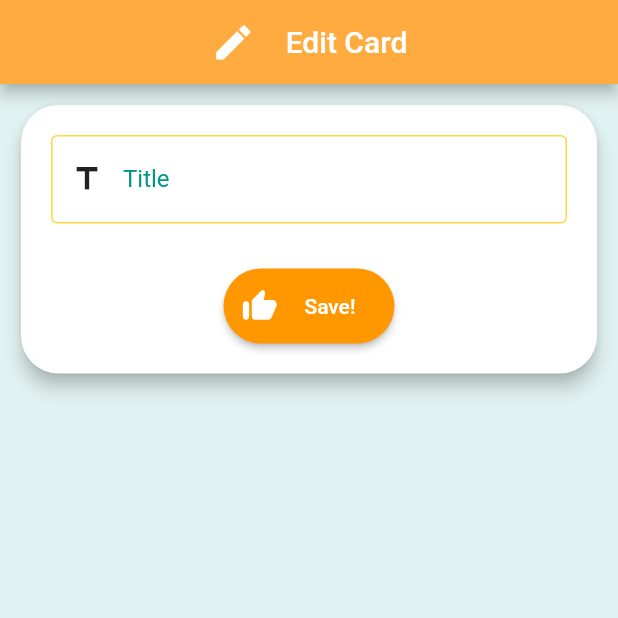
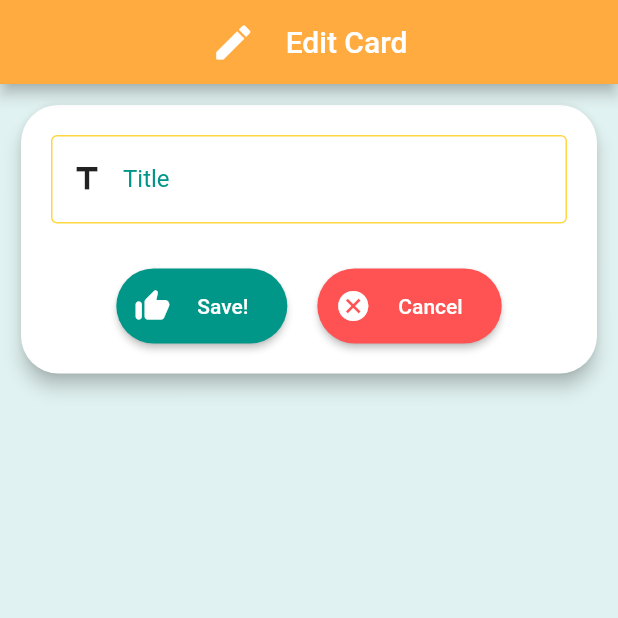
Before and after one commit to Akruzen/favourites_app, a Flutter app: the EditCard screen opened directly with empty values, on a phone screen of 412 x 824 dp, the top half of it. Run offline on Flutter 3.47's test engine with Material 2 defaults, Android fonts, the phone set to English and light mode, and no system bars; our stand-ins replace open_file, shared_preferences; missing offline and left inert: receive_sharing_intent; accounts and stored records are empty; statements that could not run were skipped.

```diff
--- a/lib/layouts/edit_card.dart
+++ b/lib/layouts/edit_card.dart
@@ -22,7 +22,9 @@ class _EditCardState extends State<EditCard> {
 
     titleController.text = widget.oldTitle;
 
-    return Scaffold(
+    return WillPopScope(
+      onWillPop: () async => false,
+      child: Scaffold(
         appBar: AppBar(
           automaticallyImplyLeading: false,
           backgroundColor: Colors.orangeAccent,
@@ -68,9 +70,12 @@ class _EditCardState extends State<EditCard> {
                           ),
                         ),
                         const SizedBox(height: 30.0,),
+                        Row(
+                          children: [
+                            const Spacer(),
                             ElevatedButton.icon(
                               style: ButtonStyle(
-                          backgroundColor: MaterialStateProperty.all(Colors.orange),
+                                backgroundColor: MaterialStateProperty.all(Colors.teal),
                                 shape: MaterialStateProperty.all<RoundedRectangleBorder>(
                                   RoundedRectangleBorder(
                                     borderRadius: BorderRadius.circular(50.0),
@@ -88,6 +93,28 @@ class _EditCardState extends State<EditCard> {
                                   Navigator.pop(context);
                                 }
                               },
+                            ),
+                            const SizedBox(width: 20.0,),
+                            ElevatedButton.icon(
+                              style: ButtonStyle(
+                                backgroundColor: MaterialStateProperty.all(Colors.redAccent),
+                                shape: MaterialStateProperty.all<RoundedRectangleBorder>(
+                                  RoundedRectangleBorder(
+                                    borderRadius: BorderRadius.circular(50.0),
+                                  ),
+                                ),
+                              ),
+                              icon: const Icon(Icons.cancel, color: Colors.white,),
+                              label: const Padding(
+                                padding: EdgeInsets.symmetric(vertical: 17.0, horizontal: 10.0),
+                                child: Text("Cancel"),
+                              ),
+                              onPressed: () {
+                                Navigator.popUntil(context, (route) => route.isFirst);
+                              },
+                            ),
+                            const Spacer(),
+                          ],
                         )
                       ],
                     ),
@@ -97,6 +124,7 @@ class _EditCardState extends State<EditCard> {
             ),
           ),
         ),
+      ),
     );
   }
 }
--- a/lib/screens/main.dart
+++ b/lib/screens/main.dart
@@ -168,7 +168,7 @@ class _HomePageState extends State<HomePage> {
       floatingActionButton: Column(
         mainAxisAlignment: MainAxisAlignment.end,
         children: [
-          FloatingActionButton.extended(
+          /*FloatingActionButton.extended(
             onPressed: () {
               setState((){
                 showCards();
@@ -178,7 +178,7 @@ class _HomePageState extends State<HomePage> {
             icon: const Icon(Icons.refresh_rounded, color: Colors.white,),
             backgroundColor: Colors.indigoAccent,
           ),
-          const SizedBox(height: 20.0,),
+          const SizedBox(height: 20.0,),*/
           FloatingActionButton.extended(
             onPressed: () async {
               SharedPreferences prefs = await SharedPreferences.getInstance();
```
Also changed, not shown: lib/functions/delete_card.dart (added, +20 -0 lines), lib/layouts/stored_cards.dart (+39 -4 lines), lib/screens/view_card.dart (added, +76 -0 lines). Lines whose indentation alone changed are shown as unchanged.
